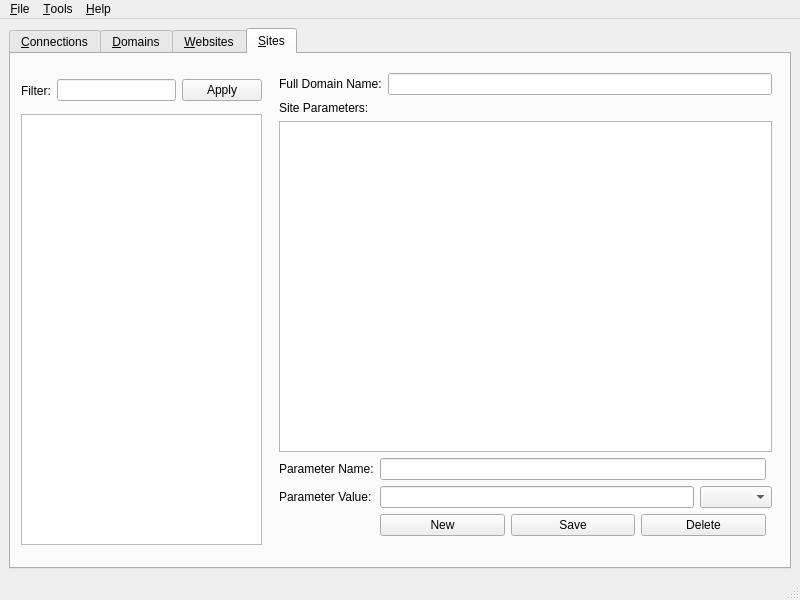
This is snapwebsites/snap-manager/snap-manager-mainwindow.ui in m2osw/snapcpp as Qt 5 draws it before an edit. The edited form follows.
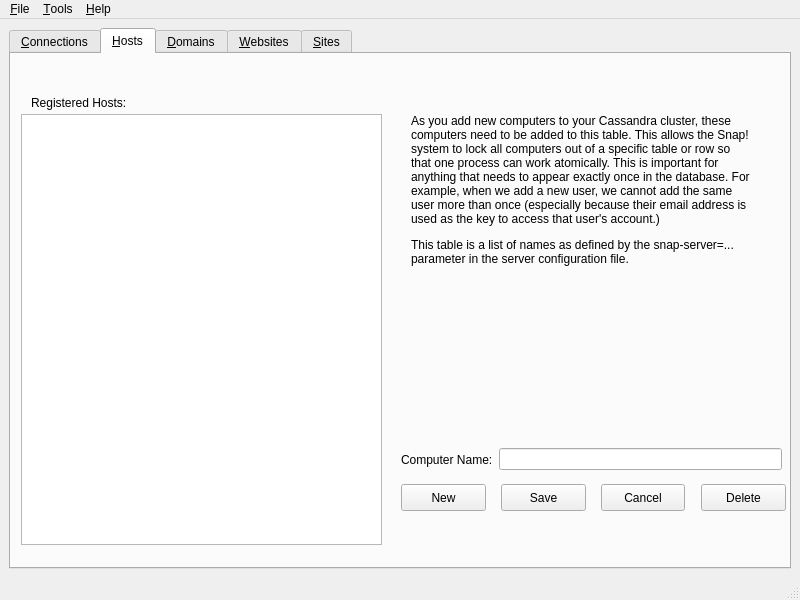
This is the edited form.

Commit message: Added support to see the list of computers running in a Snap cluster.

What changed in the file:
```diff
--- a/snapwebsites/snap-manager/snap-manager-mainwindow.ui
+++ b/snapwebsites/snap-manager/snap-manager-mainwindow.ui
@@ -27,7 +27,7 @@
        <enum>QTabWidget::Rounded</enum>
       </property>
       <property name="currentIndex">
-       <number>3</number>
+       <number>1</number>
       </property>
       <widget class="QWidget" name="tab_connections">
        <attribute name="title">
@@ -193,6 +193,130 @@
         </item>
        </layout>
       </widget>
+      <widget class="QWidget" name="tab_computers">
+       <attribute name="title">
+        <string>&amp;Hosts</string>
+       </attribute>
+       <widget class="QListWidget" name="hostList">
+        <property name="geometry">
+         <rect>
+          <x>10</x>
+          <y>60</y>
+          <width>361</width>
+          <height>431</height>
+         </rect>
+        </property>
+       </widget>
+       <widget class="QLabel" name="label_14">
+        <property name="geometry">
+         <rect>
+          <x>20</x>
+          <y>40</y>
+          <width>311</width>
+          <height>17</height>
+         </rect>
+        </property>
+        <property name="text">
+         <string>Registered Hosts:</string>
+        </property>
+       </widget>
+       <widget class="QWidget" name="layoutWidget">
+        <property name="geometry">
+         <rect>
+          <x>390</x>
+          <y>390</y>
+          <width>381</width>
+          <height>31</height>
+         </rect>
+        </property>
+        <layout class="QHBoxLayout" name="horizontalLayout_10">
+         <property name="topMargin">
+          <number>0</number>
+         </property>
+         <item>
+          <widget class="QLabel" name="label_15">
+           <property name="text">
+            <string>Computer Name:</string>
+           </property>
+          </widget>
+         </item>
+         <item>
+          <widget class="QLineEdit" name="hostName"/>
+         </item>
+        </layout>
+       </widget>
+       <widget class="QPushButton" name="hostNew">
+        <property name="geometry">
+         <rect>
+          <x>390</x>
+          <y>430</y>
+          <width>85</width>
+          <height>27</height>
+         </rect>
+        </property>
+        <property name="text">
+         <string>New</string>
+        </property>
+       </widget>
+       <widget class="QPushButton" name="hostDelete">
+        <property name="geometry">
+         <rect>
+          <x>690</x>
+          <y>430</y>
+          <width>85</width>
+          <height>27</height>
+         </rect>
+        </property>
+        <property name="text">
+         <string>Delete</string>
+        </property>
+       </widget>
+       <widget class="QPushButton" name="hostSave">
+        <property name="geometry">
+         <rect>
+          <x>490</x>
+          <y>430</y>
+          <width>85</width>
+          <height>27</height>
+         </rect>
+        </property>
+        <property name="text">
+         <string>Save</string>
+        </property>
+       </widget>
+       <widget class="QPushButton" name="hostCancel">
+        <property name="geometry">
+         <rect>
+          <x>590</x>
+          <y>430</y>
+          <width>84</width>
+          <height>27</height>
+         </rect>
+        </property>
+        <property name="text">
+         <string>Cancel</string>
+        </property>
+       </widget>
+       <widget class="QLabel" name="label_16">
+        <property name="geometry">
+         <rect>
+          <x>400</x>
+          <y>60</y>
+          <width>341</width>
+          <height>301</height>
+         </rect>
+        </property>
+        <property name="text">
+         <string>&lt;html&gt;&lt;head/&gt;&lt;body&gt;&lt;p&gt;As you add new computers to your Cassandra cluster, these computers need to be added to this table. This allows the Snap! system to lock all computers out of a specific table or row so that one process can work atomically. This is important for anything that needs to appear exactly once in the database. For example, when we add a new user, we cannot add the same user more than once (especially because their email address is used as the key to access that user's account.)&lt;/p&gt;&lt;p&gt;This table is a list of names as defined by the snap-server=... parameter in the server configuration file.&lt;/p&gt;&lt;/body&gt;&lt;/html&gt;</string>
+        </property>
+        <property name="alignment">
+         <set>Qt::AlignLeading|Qt::AlignLeft|Qt::AlignTop</set>
+        </property>
+        <property name="wordWrap">
+         <bool>true</bool>
+        </property>
+       </widget>
+      </widget>
       <widget class="QWidget" name="tab_domains">
        <attribute name="title">
         <string>&amp;Domains</string>
```
Left out of the diff: 8 changed lines with no effect on the pictures. The commit also changes 2 other files.
